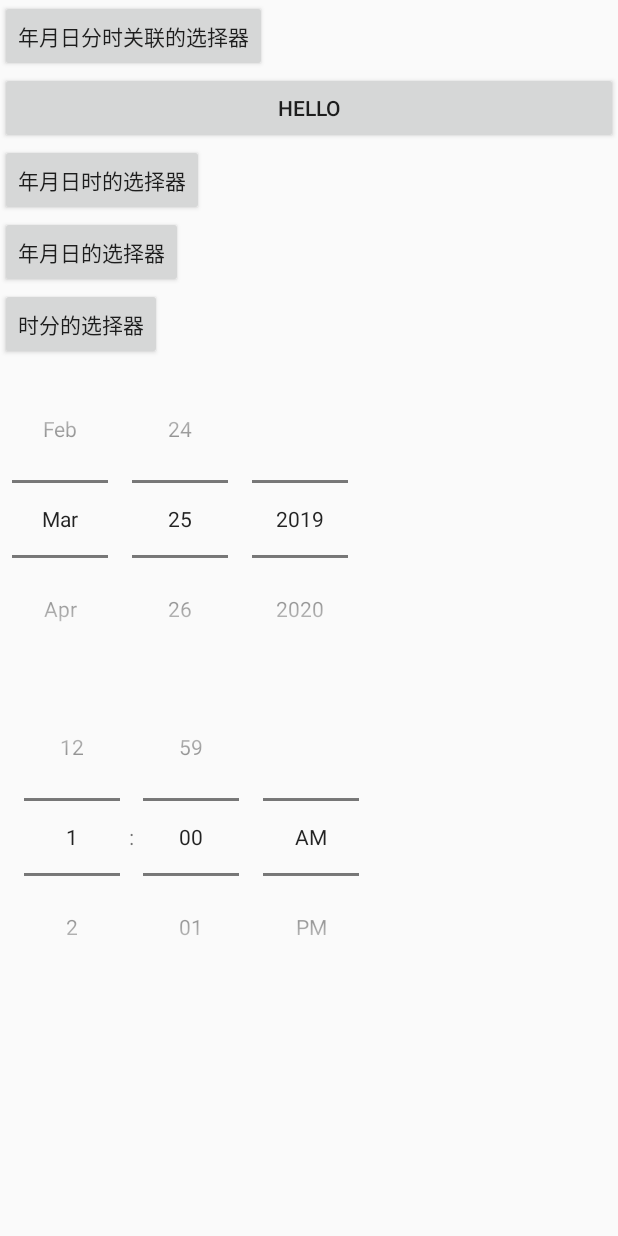
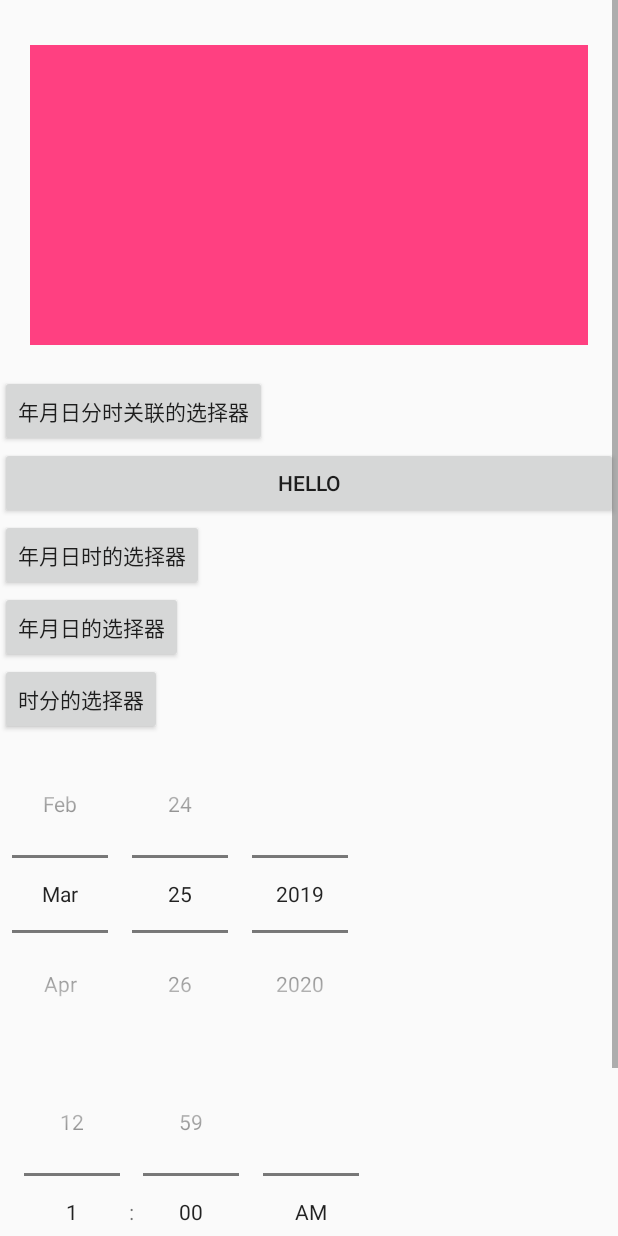
Before and after one commit to xiehua90/Compoent, an Android app: the layout fragment_widget.xml on its own in the app's theme, with its tools: preview values and no code run, on a phone screen of 412 x 824 dp. Run offline under Robolectric (Android 15) with nearby library versions, the phone set to English and light mode, and no system bars.

Commit message:
Charsquence 转 html测试

```diff
--- a/kotlin/src/main/res/layout/fragment_widget.xml
+++ b/kotlin/src/main/res/layout/fragment_widget.xml
@@ -8,35 +8,50 @@
         android:layout_height="wrap_content"
         android:orientation="vertical">
 
+        <LinearLayout
+            android:layout_width="match_parent"
+            android:layout_height="wrap_content"
+            android:layout_marginTop="10dp"
+            android:orientation="vertical"
+            android:padding="20dp">
+
+            <View
+                android:layout_width="match_parent"
+                android:layout_height="200dp"
+                android:background="@color/colorAccent" />
+
+        </LinearLayout>
 
         <Button
             android:id="@+id/btn4"
             android:layout_width="wrap_content"
             android:layout_height="wrap_content"
-            android:text="年月日分时关联的选择器"/>
+            android:text="年月日分时关联的选择器" />
 
 
         <Button
             android:id="@+id/btn"
             android:layout_width="match_parent"
             android:layout_height="wrap_content"
-            android:text="Hello"/>
+            android:text="Hello" />
 
-		<Button
+        <Button
             android:id="@+id/btn1"
             android:layout_width="wrap_content"
             android:layout_height="match_parent"
-            android:text="年月日时的选择器"/>
+            android:text="年月日时的选择器" />
+
         <Button
             android:id="@+id/btn2"
             android:layout_width="wrap_content"
             android:layout_height="match_parent"
-            android:text="年月日的选择器"/>
+            android:text="年月日的选择器" />
+
         <Button
             android:id="@+id/btn3"
             android:layout_width="wrap_content"
             android:layout_height="match_parent"
-            android:text="时分的选择器"/>
+            android:text="时分的选择器" />
 
 
         <DatePicker
@@ -60,6 +75,7 @@
             android:layout_height="wrap_content"
             android:layout_marginTop="20dp" />
 
+
     </LinearLayout>
 
 </ScrollView>
```
Also changed, not shown: java/src/main/java/com/example/xh/java/CharSplitTest.java (added, +24 -0 lines), kotlin/src/main/java/com/example/xh/kotlin/widget/VView.java (added, +40 -0 lines), kotlin/src/main/java/com/example/xh/kotlin/widget/WheelPopupWindow.java (+43 -24 lines), kotlin/src/main/res/layout/popupwindow_wheeltime_appoint.xml (+5 -5 lines), kotlin/src/main/res/layout/test.xml (added, +20 -0 lines).
